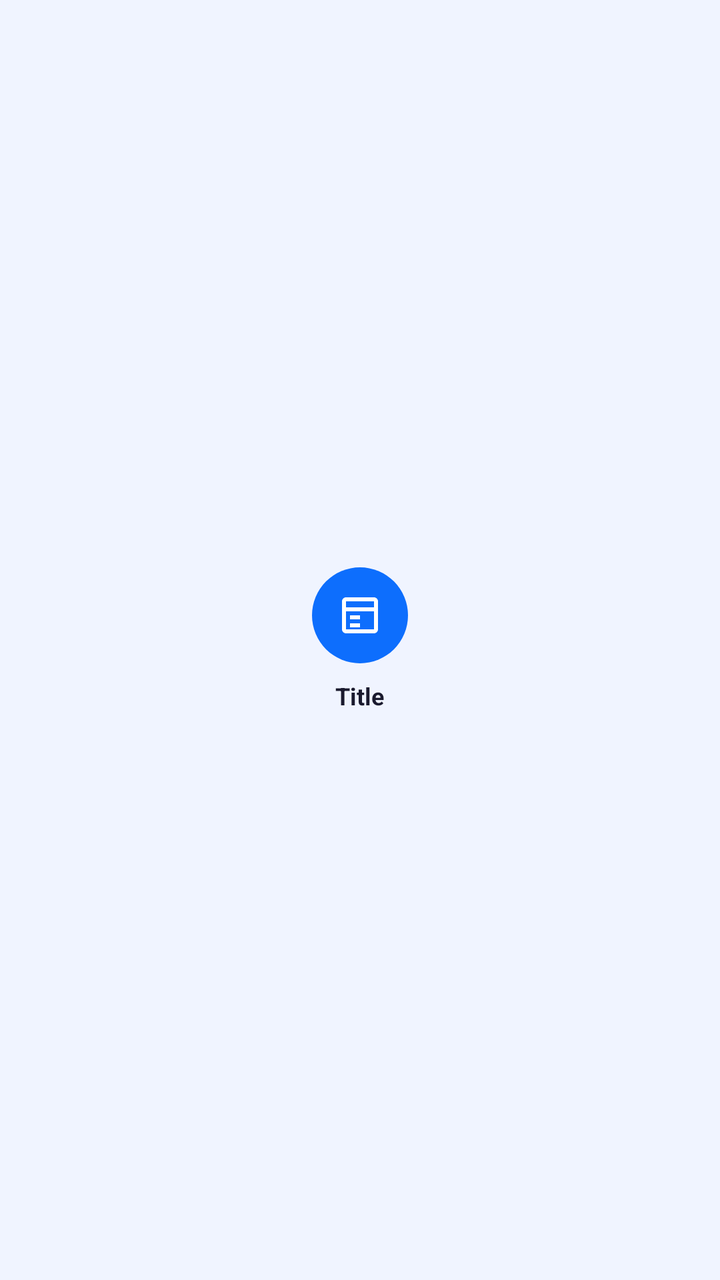
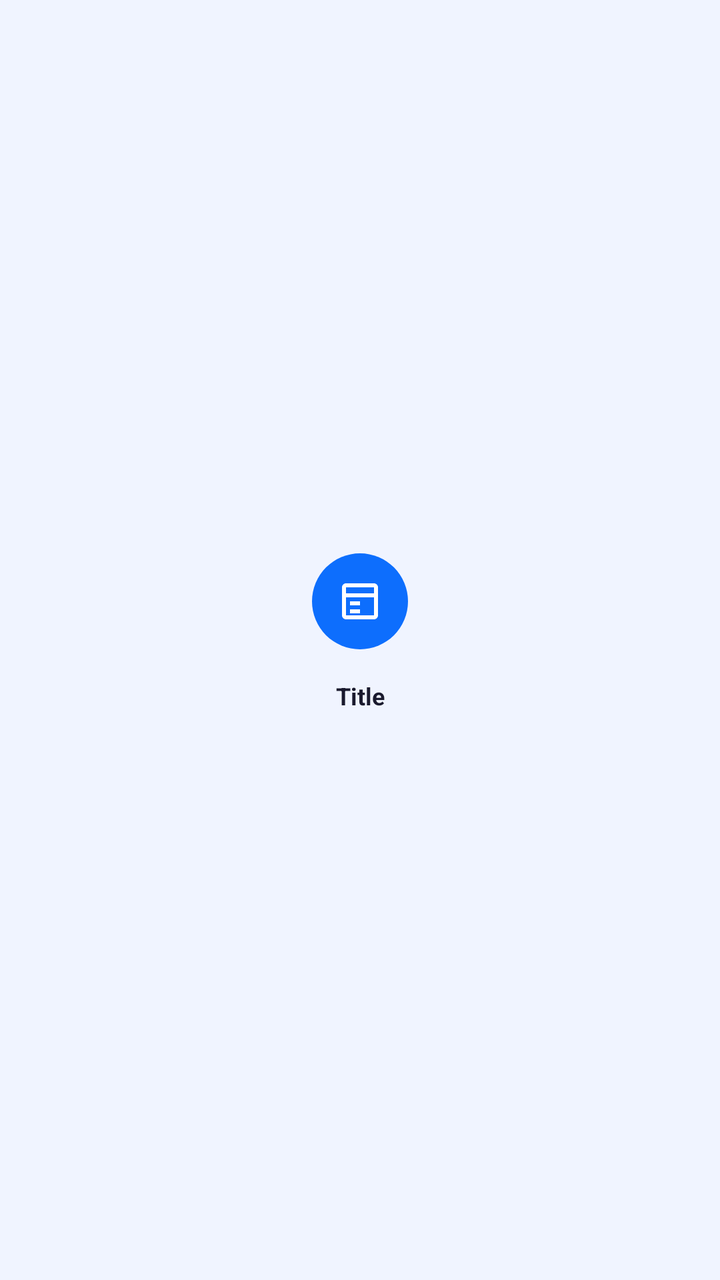

The first picture is an Android layout as it rendered before a commit; the second is the same layout after the commit. The layout source and the unified diff follow.
<!-- AndroidManifest.xml: application theme Theme.UniCare -->
<!-- res/layout/item_feature_grid.xml -->
<?xml version="1.0" encoding="utf-8"?>
<LinearLayout xmlns:android="http://schemas.android.com/apk/res/android"
    android:layout_width="match_parent"
    android:layout_height="wrap_content"
    android:orientation="vertical"
    android:gravity="center"
    android:padding="8dp">

    <LinearLayout
        android:id="@+id/iconContainer"
        android:layout_width="48dp"
        android:layout_height="48dp"
        android:background="@drawable/bg_icon_circle_blue"
        android:gravity="center">

        <ImageView
            android:id="@+id/ivIcon"
            android:layout_width="24dp"
            android:layout_height="24dp"
            android:src="@drawable/ic_calendar" />
    </LinearLayout>

    <TextView
        android:id="@+id/tvTitle"
        android:layout_width="wrap_content"
        android:layout_height="wrap_content"
        android:layout_marginTop="8dp"
        android:gravity="center"
        android:text="Title"
        android:textColor="#1A1A2E"
        android:textSize="12sp"
        android:textStyle="bold" />
</LinearLayout>
<!-- resources referenced by this layout -->
<resources>
  <!-- drawable bg_icon_circle_blue (drawable) -->
  <?xml version="1.0" encoding="utf-8"?>
  <shape xmlns:android="http://schemas.android.com/apk/res/android">
      <solid android:color="#0D6EFD"/>
      <corners android:radius="100dp"/>
  </shape>
  <!-- drawable ic_calendar (drawable) -->
  <?xml version="1.0" encoding="utf-8"?>
  <vector xmlns:android="http://schemas.android.com/apk/res/android"
      android:width="24dp"
      android:height="24dp"
      android:viewportWidth="24"
      android:viewportHeight="24">
      <path
          android:fillColor="@android:color/white"
          android:pathData="M19,3H5C3.895,3 3,3.895 3,5v14c0,1.105 0.895,2 2,2h14c1.105,0 2,-0.895 2,-2V5C21,3.895 20.105,3 19,3zM19,5v3H5V5H19zM5,19V10h14v9H5zM7,12h5v2H7V12zM7,16h5v2H7V16z"/>
  </vector>
  <style name="Theme.UniCare" parent="Theme.Material3.DayNight.NoActionBar">
          
          <item name="colorPrimary">#0D6EFD</item>
          <item name="colorPrimaryVariant">#0852C8</item>
          <item name="colorOnPrimary">#FFFFFF</item>
          
          <item name="colorSecondary">#00C4A7</item>
          <item name="colorSecondaryVariant">#00A089</item>
          <item name="colorOnSecondary">#FFFFFF</item>
          
          <item name="colorSurface">#FFFFFF</item>
          <item name="colorOnSurface">#1A1A2E</item>
          
          <item name="android:colorBackground">#F0F4FF</item>
          
          <item name="android:statusBarColor">#0852C8</item>
          <item name="android:windowLightStatusBar">false</item>
          <item name="android:navigationBarColor">#FFFFFF</item>
          <item name="android:windowLightNavigationBar">true</item>
          
          <item name="materialButtonStyle">@style/Widget.UniCare.Button</item>
          <item name="textInputStyle">@style/Widget.UniCare.TextInputLayout</item>
      </style>
  <style name="Widget.UniCare.Button" parent="Widget.Material3.Button">
          <item name="android:paddingTop">14dp</item>
          <item name="android:paddingBottom">14dp</item>
          <item name="android:textSize">16sp</item>
          <item name="android:letterSpacing">0.02</item>
          <item name="android:textAllCaps">false</item>
          <item name="cornerRadius">14dp</item>
          <item name="backgroundTint">#0D6EFD</item>
          <item name="elevation">2dp</item>
      </style>
  <style name="Widget.UniCare.TextInputLayout" parent="Widget.Material3.TextInputLayout.OutlinedBox">
          <item name="boxCornerRadiusBottomEnd">12dp</item>
          <item name="boxCornerRadiusBottomStart">12dp</item>
          <item name="boxCornerRadiusTopEnd">12dp</item>
          <item name="boxCornerRadiusTopStart">12dp</item>
          <item name="boxStrokeColor">#CBD5F5</item>
          <item name="hintTextColor">#6B7280</item>
      </style>
</resources>

<!-- the commit's change to res/layout/item_feature_grid.xml (unified diff, before → after) -->
@@ -22,12 +22,15 @@
 
     <TextView
         android:id="@+id/tvTitle"
-        android:layout_width="wrap_content"
+        android:layout_width="match_parent"
         android:layout_height="wrap_content"
         android:layout_marginTop="8dp"
         android:gravity="center"
         android:text="Title"
         android:textColor="#1A1A2E"
         android:textSize="12sp"
+        android:lines="2"
+        android:maxLines="2"
+        android:ellipsize="end"
         android:textStyle="bold" />
 </LinearLayout>
